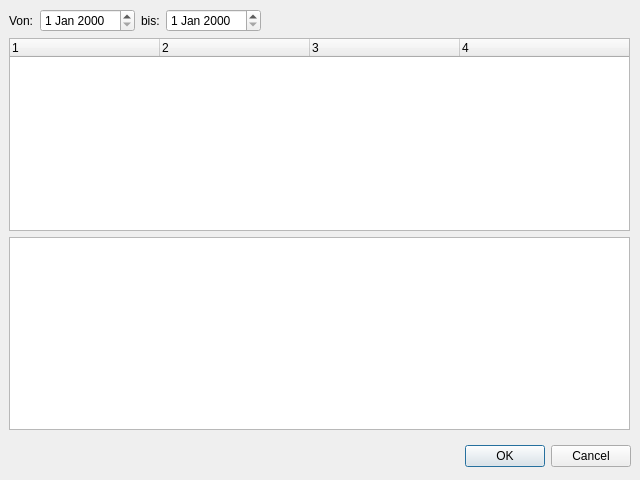
Before: the Qt Designer form reportdlg.ui in marcohartung/TimeLog, drawn with Qt 5.
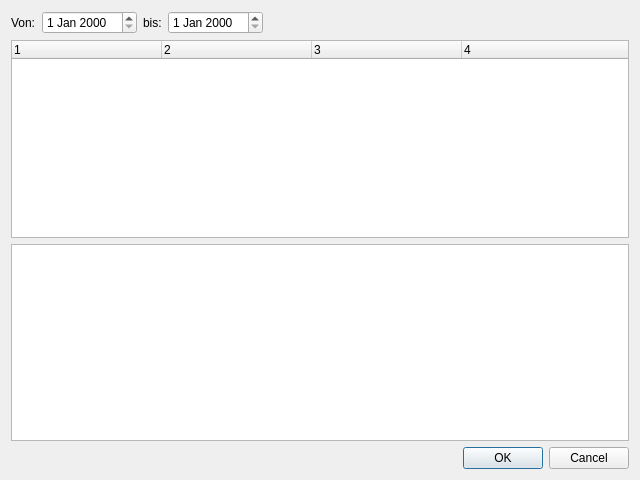
After: the same form once the commit is applied.

Commit message: make reportdlg resizeable

```diff
--- a/reportdlg.ui
+++ b/reportdlg.ui
@@ -13,35 +13,7 @@
   <property name="windowTitle">
    <string>Dialog</string>
   </property>
-  <widget class="QDialogButtonBox" name="buttonBox">
-   <property name="geometry">
-    <rect>
-     <x>380</x>
-     <y>440</y>
-     <width>251</width>
-     <height>32</height>
-    </rect>
-   </property>
-   <property name="orientation">
-    <enum>Qt::Horizontal</enum>
-   </property>
-   <property name="standardButtons">
-    <set>QDialogButtonBox::Cancel|QDialogButtonBox::Ok</set>
-   </property>
-  </widget>
-  <widget class="QWidget" name="horizontalLayoutWidget">
-   <property name="geometry">
-    <rect>
-     <x>9</x>
-     <y>9</y>
-     <width>621</width>
-     <height>421</height>
-    </rect>
-   </property>
-   <layout class="QHBoxLayout" name="horizontalLayout">
-    <property name="sizeConstraint">
-     <enum>QLayout::SetDefaultConstraint</enum>
-    </property>
+  <layout class="QVBoxLayout" name="verticalLayout_2">
     <item>
      <layout class="QVBoxLayout" name="verticalLayout">
       <item>
@@ -116,8 +88,17 @@
       </item>
      </layout>
     </item>
-   </layout>
-  </widget>
+   <item>
+    <widget class="QDialogButtonBox" name="buttonBox">
+     <property name="orientation">
+      <enum>Qt::Horizontal</enum>
+     </property>
+     <property name="standardButtons">
+      <set>QDialogButtonBox::Cancel|QDialogButtonBox::Ok</set>
+     </property>
+    </widget>
+   </item>
+  </layout>
  </widget>
  <resources/>
  <connections>
```
Lines whose indentation alone changed are shown as unchanged.
